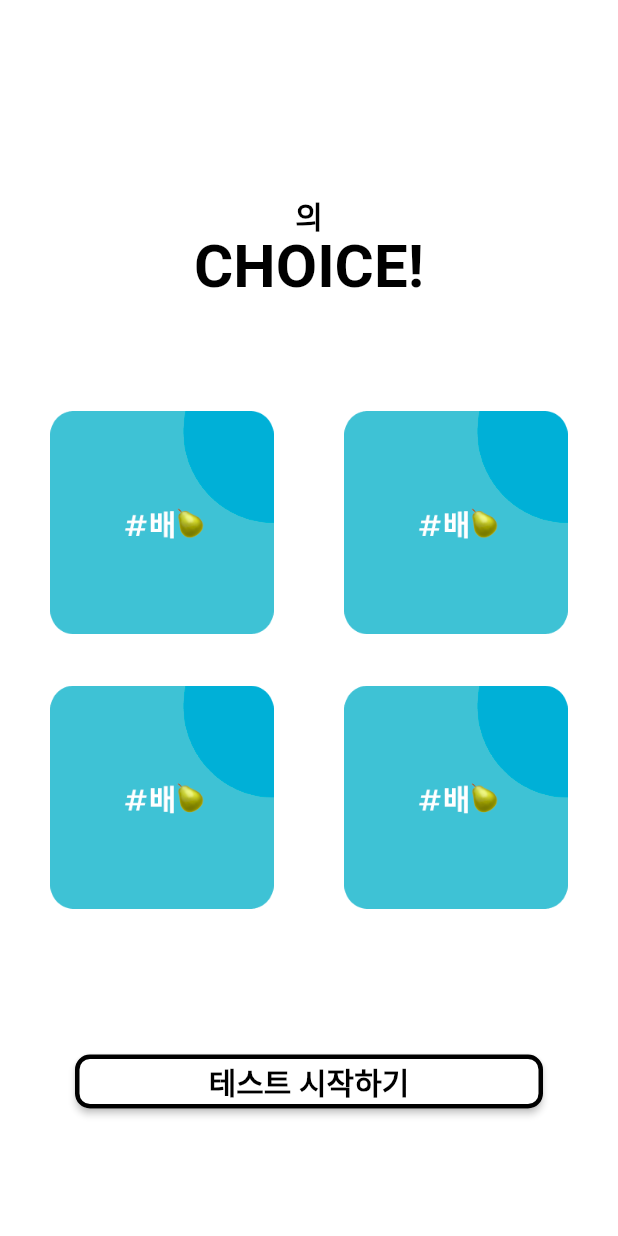
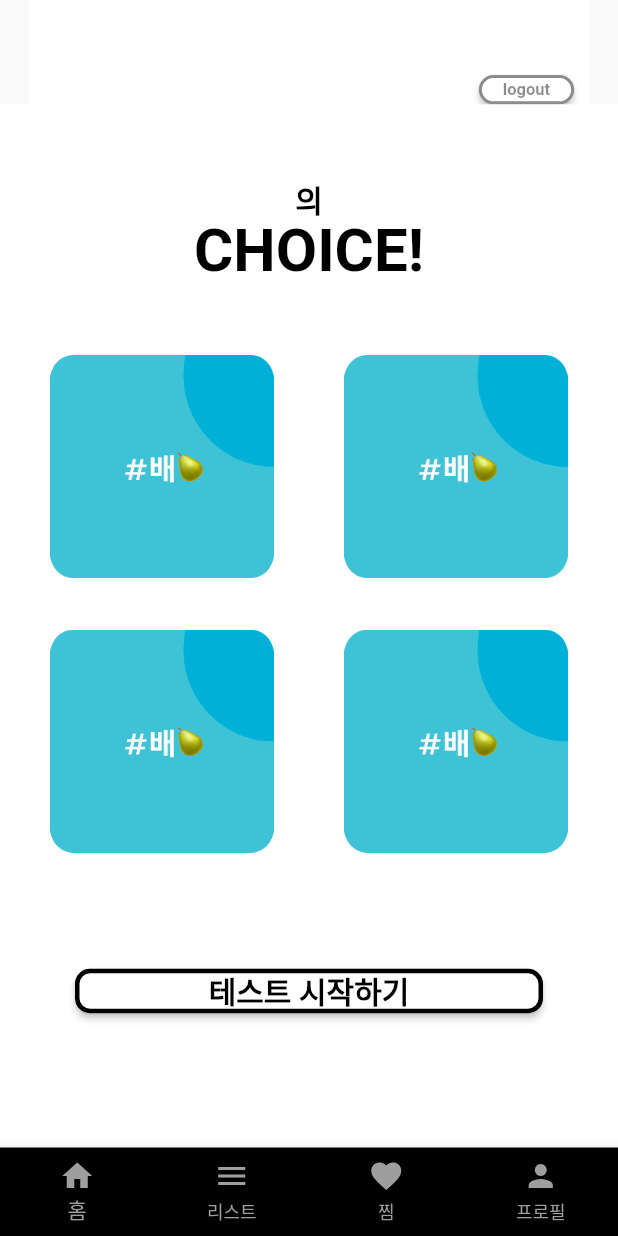
Before and after one commit to 2023CHOICE/2023choice, a Flutter app: the screen it shows once a user with an empty profile is signed in, on a phone screen of 412 x 824 dp. Run offline on Flutter 3.47's test engine with Material 2 defaults, Android fonts, the phone set to English and light mode, and no system bars; our stand-ins replace firebase_auth, firebase_core, google_sign_in; accounts and stored records are empty.

Commit message:
add result.dart

```diff
--- a/choice/lib/func/home.dart
+++ b/choice/lib/func/home.dart
@@ -41,12 +41,39 @@ class _MyStatefulWidgetState extends State<MyStatefulWidget> {
         builder: (BuildContext context, AsyncSnapshot snapshot){
           return Center(
             child: Column(
-              crossAxisAlignment: CrossAxisAlignment.stretch,
+              crossAxisAlignment: CrossAxisAlignment.center,
               children: <Widget>[
+                Expanded(
+                  flex: 1,
+                  child: Container(
+                    padding:EdgeInsets.fromLTRB(300, 50, 10, 0),
+                    color: Colors.white,
+                    height: 1.0,
+                    child: ElevatedButton(
+                      style: ElevatedButton.styleFrom(
+                        shape: RoundedRectangleBorder( //to set border radius to button
+                            borderRadius: BorderRadius.circular(10)
+                        ),
+                        minimumSize: const Size(20, 20),
+                        backgroundColor: Colors.white,
+                        foregroundColor: Colors.black45,
+                        side: const BorderSide(
+                          width: 2.0, color: Colors.black45,
+                        ),
+                      ),
+                      child: Text('logout',
+                        style: TextStyle(fontSize: 11, fontWeight: FontWeight.bold),
+                      ),
+                      onPressed: () {
+                        FirebaseAuth.instance.signOut();
+                      },
+                    ),
+                  ),
+                ),
                 Expanded(
                   flex: 2,
                   child: Container(
-                    padding:EdgeInsets.fromLTRB(0, 150, 0, 0),
+                    padding:EdgeInsets.fromLTRB(0, 70, 0, 0),
                     color: Colors.white,
                     child: Center(
                       child: Column(
@@ -72,9 +99,9 @@ class _MyStatefulWidgetState extends State<MyStatefulWidget> {
                   ),
                 ),
                 Expanded(
-                  flex: 4,
+                  flex: 6,
                   child: Container(
-                    padding: EdgeInsets.fromLTRB(10, 60, 10, 10),
+                    padding: EdgeInsets.fromLTRB(10, 20, 10, 20),
                     color: Colors.white,
                     child: Column(
                       children: [
@@ -106,11 +133,11 @@ class _MyStatefulWidgetState extends State<MyStatefulWidget> {
                   ),
                 ),
                 Expanded(
-                  flex: 2,
+                  flex: 1,
                   child: Container(
                     padding: const EdgeInsets.symmetric(
                         horizontal: 50,
-                        vertical: 85
+                        vertical: 20,
                     ),
                     color: Colors.white,
                     child: ElevatedButton(
@@ -123,7 +150,7 @@ class _MyStatefulWidgetState extends State<MyStatefulWidget> {
                         side: const BorderSide(
                           width: 3.0, color: Colors.black,
                         ),
-                        minimumSize: const Size(380, 50),
+                        minimumSize: const Size(380, 30),
                       ),
                       child: Text('테스트 시작하기',
                         style: TextStyle(fontSize: 20, fontWeight: FontWeight.bold),
@@ -137,11 +164,57 @@ class _MyStatefulWidgetState extends State<MyStatefulWidget> {
                       },
                     ),
                   ),
+                ),
+                Expanded(
+                  flex: 1,
+                  child: Container(
+                    padding: const EdgeInsets.symmetric(
+                      horizontal: 50,
+                      vertical: 20,
+                    ),
+                    color: Colors.white,
+                  ),
                 )
               ],
             ),
           );
         },
+      ),
+      bottomNavigationBar: BottomNavigationBar(
+        type: BottomNavigationBarType.fixed,
+        currentIndex: current_index,
+        backgroundColor: Colors.black,
+        onTap: (index) {
+          Navigator.push(
+            context,
+            MaterialPageRoute(builder: (context) => _children[index]),
+          );
+        },
+        items: const <BottomNavigationBarItem>[
+          BottomNavigationBarItem(
+            icon: Icon(Icons.home),
+            label: '홈',
+            backgroundColor: Colors.black,
+          ),
+          BottomNavigationBarItem(
+            icon: Icon(Icons.menu),
+            label: '리스트',
+            backgroundColor: Colors.black,
+          ),
+          BottomNavigationBarItem(
+            icon: Icon(Icons.favorite),
+            label: '찜',
+            backgroundColor: Colors.black,
+          ),
+          BottomNavigationBarItem(
+            icon: Icon(Icons.person),
+            label: '프로필',
+            backgroundColor: Colors.black,
+          ),
+        ],
+        selectedItemColor: Colors.grey,
+        unselectedItemColor: Colors.grey,
+        showUnselectedLabels: true,
       ),
     );
   }
--- a/choice/lib/login/app.dart
+++ b/choice/lib/login/app.dart
@@ -42,6 +42,5 @@ class _MyStatefulWidgetState extends State<MyStatefulWidget> {
         return CircularProgressIndicator();
       },
     );
-
   }
 }
--- a/choice/lib/main.dart
+++ b/choice/lib/main.dart
@@ -1,4 +1,6 @@
+import 'package:choice/result/WUYB.dart';
 import 'package:flutter/material.dart';
+import 'func/home.dart';
 import 'login/app.dart';
 
 void main() => runApp(const App());
--- a/choice/lib/question/10.dart
+++ b/choice/lib/question/10.dart
@@ -99,7 +99,7 @@ class _MyStatefulWidgetState extends State<MyStatefulWidget> {
                   children: [
                     SizedBox(
                       height: 120 * ( deviceHeight / standardDeviceHeight),
-                      child: Text('10. 무대 위에서 자신을 뽐내는 것을 좋아하시나요?',
+                      child: Text('10. 무대 위에서 자신을 뽐내는 \n것을 좋아하시나요?',
                           style: TextStyle(
                             fontWeight: FontWeight.bold,
                             fontSize: 30,
--- a/choice/lib/question/11.dart
+++ b/choice/lib/question/11.dart
@@ -99,7 +99,7 @@ class _MyStatefulWidgetState extends State<MyStatefulWidget> {
                   children: [
                     SizedBox(
                       height: 120 * ( deviceHeight / standardDeviceHeight),
-                      child: Text('11. 부끄러움이 많으신 편이신가요?',
+                      child: Text('11. 부끄러움이 많으신 편인가요?',
                           style: TextStyle(
                             fontWeight: FontWeight.bold,
                             fontSize: 30,
--- a/choice/lib/question/12.dart
+++ b/choice/lib/question/12.dart
@@ -120,7 +120,7 @@ class _MyStatefulWidgetState extends State<MyStatefulWidget> {
                                 onPressed: () {
                                   Navigator.push(
                                     context,
-                                    MaterialPageRoute(builder: (context) => Question12()),
+                                    MaterialPageRoute(builder: (context) => WUYB()),
                                   );
                                 },
                               )
--- a/choice/lib/question/4.dart
+++ b/choice/lib/question/4.dart
@@ -99,7 +99,7 @@ class _MyStatefulWidgetState extends State<MyStatefulWidget> {
                   children: [
                     SizedBox(
                       height: 120 * ( deviceHeight / standardDeviceHeight),
-                      child: Text('4. MNT 소속 동아리를 원하시나요?',
+                      child: Text('4. MNT 소속 동아리를 \n원하시나요?',
                           style: TextStyle(
                             fontWeight: FontWeight.bold,
                             fontSize: 30,
--- a/choice/lib/question/7.dart
+++ b/choice/lib/question/7.dart
@@ -99,7 +99,7 @@ class _MyStatefulWidgetState extends State<MyStatefulWidget> {
                   children: [
                     SizedBox(
                       height: 120 * ( deviceHeight / standardDeviceHeight),
-                      child: Text('7. 평소에 채플시간에 집중을 잘 하는 편이신가요?',
+                      child: Text('7. 평소에 채플시간에 집중을 \n잘 하는 편이신가요?',
                           style: TextStyle(
                             fontWeight: FontWeight.bold,
                             fontSize: 30,
```
Also changed, not shown: choice/lib/login/login.dart (+4 -4 lines), choice/lib/login/login_home.dart (+0 -24 lines), choice/lib/result/WUYB.dart (+76 -94 lines), choice/assets/images/result/wuyb.png.
